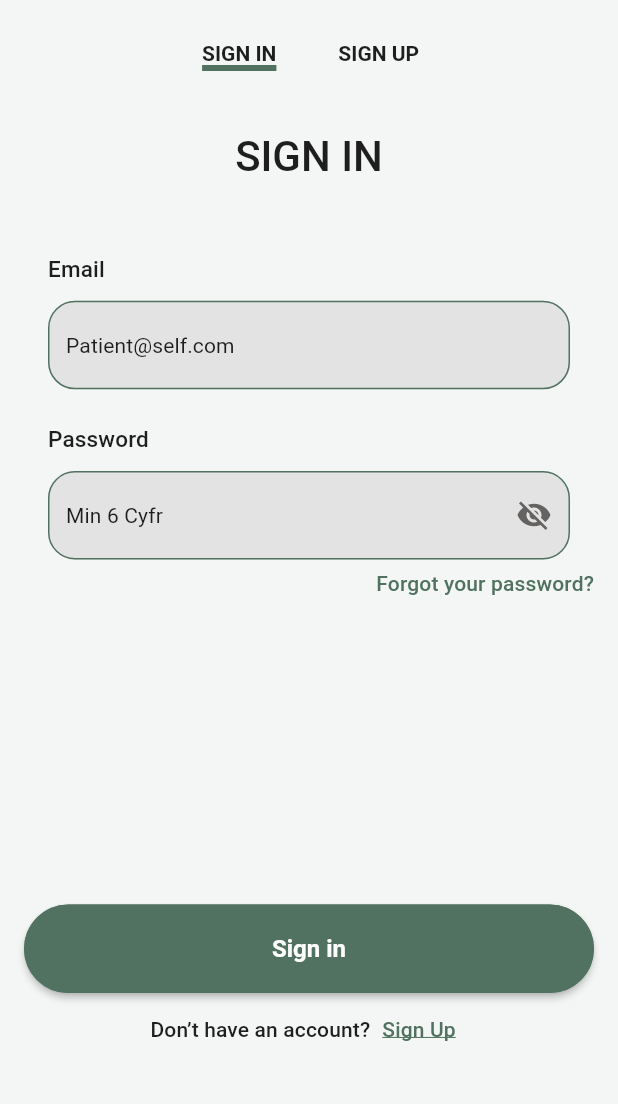
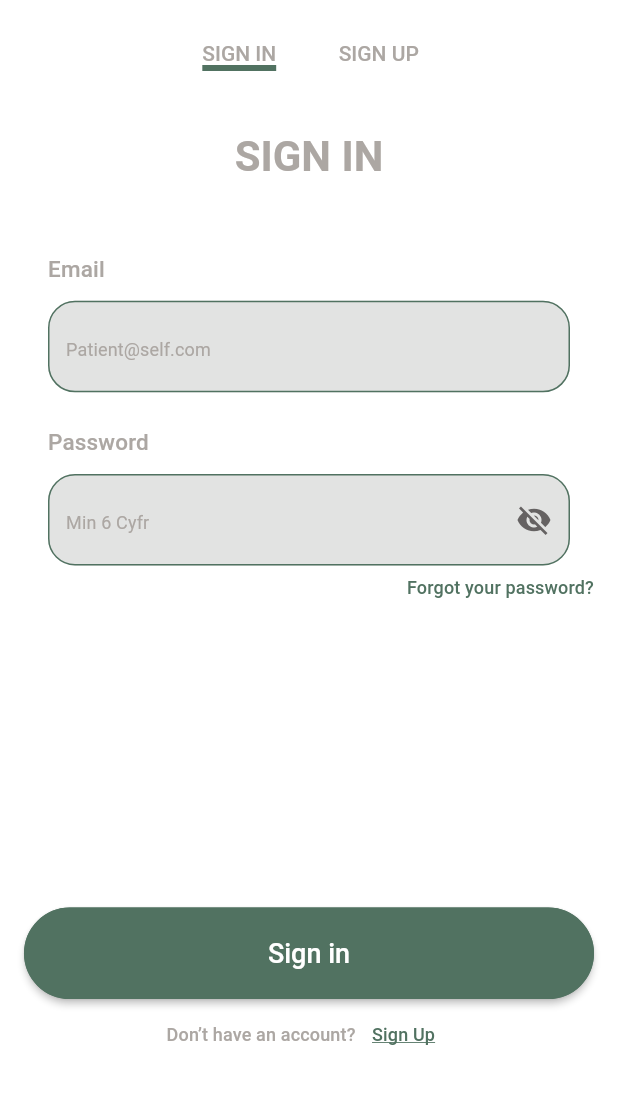
Before and after one commit to shadymohamed532001/bad-shop, a Flutter app: the AuthViewBody screen opened by its route, on a phone screen of 412 x 824 dp, the part 80-1184 px from its top. Run offline on Flutter 3.47's test engine with Material 2 defaults, Android fonts, the light colour scheme and no system bars; our stand-ins replace bloc, carousel_slider, dartz, dio, email_validator, flutter_bloc and 4 more; missing offline and left inert: font_awesome_icon_class; accounts and stored records are empty.

Commit message:
Make Them Manager in my app

```diff
--- a/lib/AppManager/ColorMangager.dart
+++ b/lib/AppManager/ColorMangager.dart
@@ -1,8 +1,10 @@
 import 'package:flutter/material.dart';
 
 class ColorManger {
-  static Color primaryColor = const Color(0xff517261);
-  static Color darkprimaryColor = const Color(0xff4C6B5B);
+  static Color primaryColor = const Color(0xff517261); // primary dark color
+  static Color lightprimaryColor =
+      const Color(0xBD517261); // light dark color  = 74
+  static Color darkprimaryColor = const Color(0xff4C6B5B); // dark primary color
 
   static Color darkGreyColor = const Color(0xff333333);
   static Color lightGreyColor = const Color(0xff848484);
--- a/lib/AppManager/StayleManger.dart
+++ b/lib/AppManager/StayleManger.dart
@@ -1,6 +1,7 @@
 import 'package:bag/AppManager/FontManager.dart';
 import 'package:flutter/material.dart';
 
+// main function the all type return it
 TextStyle _getTexStyle(
   double fontsize,
   FontWeight fontWeight,
@@ -13,7 +14,6 @@
 
 TextStyle getRegularStyle({
   double fontsize = FontSize.s14,
-  required FontWeight fontWeight,
   required Color color,
 }) {
   return _getTexStyle(fontsize, FontWeightManager.regular, color);
@@ -23,7 +23,6 @@
 
 TextStyle getMediumStyle({
   double fontsize = FontSize.s14,
-  required FontWeight fontWeight,
   required Color color,
 }) {
   return _getTexStyle(fontsize, FontWeightManager.medium, color);
@@ -33,7 +32,6 @@
 
 TextStyle getBoldStyle({
   double fontsize = FontSize.s14,
-  required FontWeight fontWeight,
   required Color color,
 }) {
   return _getTexStyle(fontsize, FontWeightManager.bold, color);
@@ -43,7 +41,6 @@
 
 TextStyle getSemiboldStyle({
   double fontsize = FontSize.s14,
-  required FontWeight fontWeight,
   required Color color,
 }) {
   return _getTexStyle(fontsize, FontWeightManager.semibold, color);
@@ -53,7 +50,6 @@
 
 TextStyle getlightStyle({
   double fontsize = FontSize.s14,
-  required FontWeight fontWeight,
   required Color color,
 }) {
   return _getTexStyle(fontsize, FontWeightManager.light, color);
--- a/lib/AppManager/ValuesManger.dart
+++ b/lib/AppManager/ValuesManger.dart
@@ -19,10 +19,14 @@
 }
 
 class AppSize {
+  static const double s4 = 4.0;
   static const double s12 = 12.0;
   static const double s14 = 14.0;
   static const double s16 = 16.0;
   static const double s18 = 18.0;
   static const double s20 = 20.0;
   static const double s22 = 22.0;
+  static const double s24 = 24.0;
+  static const double s26 = 26.0;
+  static const double s28 = 28.0;
 }
--- a/lib/Core/Uitls/MyTheme.dart
+++ /dev/null
@@ -1,24 +0,0 @@
-import 'package:bag/AppManager/ColorMangager.dart';
-import 'package:flutter/material.dart';
-
-class MyTheme {
-  static ThemeData lightTheme = ThemeData(
-    scaffoldBackgroundColor: const Color(0xffF4F6F5),
-    appBarTheme: const AppBarTheme(
-        backgroundColor: Colors.transparent, elevation: 0, centerTitle: true),
-    textTheme: TextTheme(
-      titleLarge: TextStyle(
-          fontSize: 28,
-          fontWeight: FontWeight.w500,
-          color: ColorManger.blackColor),
-      titleMedium: TextStyle(
-          fontSize: 16,
-          fontWeight: FontWeight.w600,
-          color: ColorManger.blackColor),
-      titleSmall: TextStyle(
-          fontSize: 14,
-          fontWeight: FontWeight.w500,
-          color: ColorManger.blackColor),
-    ),
-  );
-}
--- a/lib/main.dart
+++ b/lib/main.dart
@@ -1,5 +1,6 @@
 // ignore_for_file: library_private_types_in_public_api
 
+import 'package:bag/AppManager/ThemManger.dart';
 import 'package:bag/Core/Uitls/ApiServices.dart';
 import 'package:bag/Core/Uitls/Constants.dart';
 import 'package:bag/Core/Uitls/LocalServices.dart';
@@ -74,7 +75,7 @@
           OnBordingView.routeName: (context) => const OnBordingView(),
         },
         debugShowCheckedModeBanner: false,
-        theme: MyTheme.lightTheme,
+        theme: getAppThem(),
         home: isLoading ? const SplashView() : widget.initialWidget,
       ),
     );
```
Also changed, not shown: lib/AppManager/ThemManger.dart (added, +33 -0 lines).
